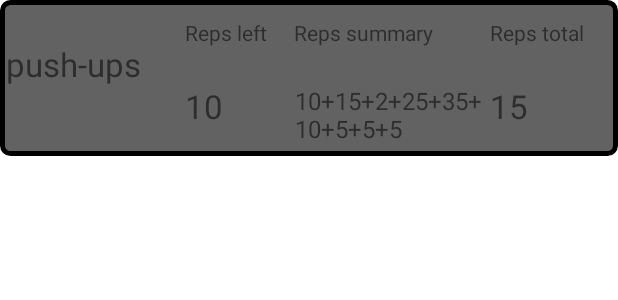
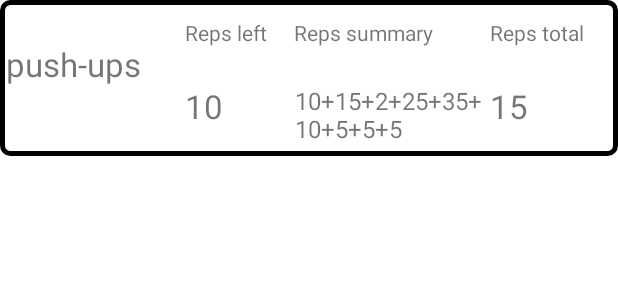
Before and after one commit to mariaanko/Workout-Rep-Counter, an Android app: the layout rep_items.xml on its own in the app's theme, with its tools: preview values and no code run, on a phone screen of 412 x 824 dp. Shown: the top 300 px of the screen. Run offline under Robolectric (Android 15) with nearby library versions, the phone set to English and light mode, and no system bars.

Commit message:
changed background color per request from users

```diff
--- a/app/src/main/res/drawable/selector.xml
+++ b/app/src/main/res/drawable/selector.xml
@@ -1,6 +1,6 @@
 <?xml version="1.0" encoding="UTF-8"?>
 <shape xmlns:android="http://schemas.android.com/apk/res/android">
-    <solid android:color="#636262"/>
+    <solid android:color="#ffffff"/>
     <stroke android:width="3dp" android:color="#000000" />
     <corners android:radius="5dp"/>
     <padding android:left="0dp" android:top="0dp"
```
